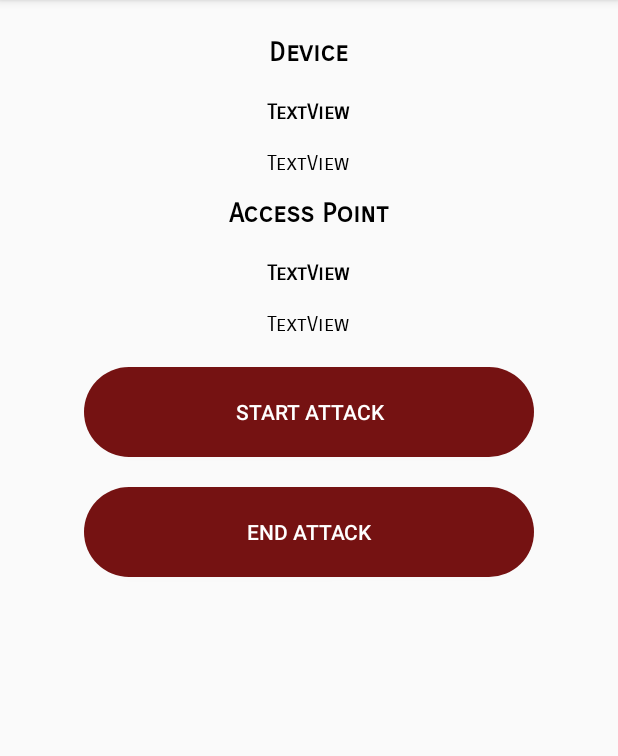
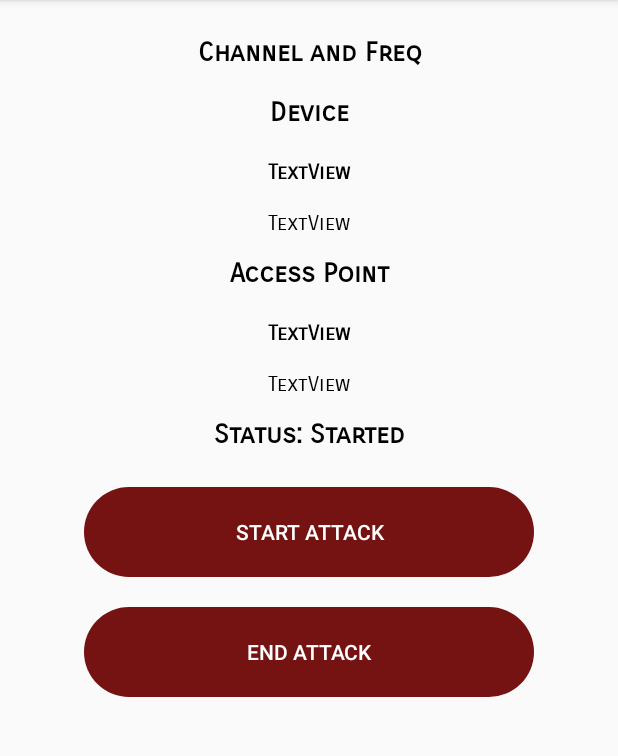
Before and after one commit to miko083/WiFiRemoteController, an Android app: the AttackToggle screen opened directly, with no data from a screen before it, after a tap on "START ATTACK", on a phone screen of 412 x 824 dp, the part 84-840 px from its top. Run offline under Robolectric (Android 15) with nearby library versions, the phone set to English and light mode, and no system bars; 11 statements that could not run were skipped.

Commit message:
Added status of attack

```diff
--- a/app/src/main/java/com/example/kn_project_app/AttackToggle.java
+++ b/app/src/main/java/com/example/kn_project_app/AttackToggle.java
@@ -26,6 +26,8 @@ public class AttackToggle extends AppCompatActivity implements MyCallback {
     TextView macAddressAccessPoint;
     Button startAttack;
     Button endAttack;
+    TextView channelAndFreq;
+    TextView status;
 
     private boolean mShouldUnbind;
     private SshOperations mBoundService;
@@ -53,24 +55,29 @@ public class AttackToggle extends AppCompatActivity implements MyCallback {
         startAttack = findViewById(R.id.start);
         endAttack = findViewById(R.id.end);
 
+        channelAndFreq = findViewById(R.id.channelAndFreq);
+        status = findViewById(R.id.statusOfAttack);
+
         nameDevice.setText(device.getName());
         macAddressDevice.setText(device.getMacAddress());
 
         nameAccessPoint.setText(accessPoint.getName());
         macAddressAccessPoint.setText(accessPoint.getMacAddress());
 
+        channelAndFreq.setText("Channel: " + device.getChannel() + " Freq: " + device.getFreqmhz());
+
         startAttack.setOnClickListener(new View.OnClickListener() {
             @Override
             public void onClick(View v) {
                 Log.d("WALACH","KLIKNIETO");
-                new executeCommand(AttackToggle.this, "touch WatykanskiAtak","ATAK PAPIEZA").execute();
+                new executeCommand(AttackToggle.this, "touch WatykanskiAtak","ATAK PAPIEZA", "Started").execute();
             }
         });
 
         endAttack.setOnClickListener(new View.OnClickListener() {
             @Override
             public void onClick(View v) {
-                new executeCommand(AttackToggle.this,"rm WatykanskiAtak","Zakonczono atak").execute();
+                new executeCommand(AttackToggle.this,"rm WatykanskiAtak","Zakonczono atak","Ended").execute();
             }
         });
 
@@ -87,7 +94,9 @@ public class AttackToggle extends AppCompatActivity implements MyCallback {
     // ---------------------------------------
 
     public void changeAWSStatus(String text) {}
-    public void updateText(String text){}
+    public void updateText(String text){
+        status.setText("Status: " + text);
+    }
 
     // ---------------------------------------
     // ------ CONNECT TO SSH OPERATIONS ------
@@ -134,14 +143,17 @@ public class AttackToggle extends AppCompatActivity implements MyCallback {
         MyCallback mainActivity;
         String command;
         String toastText;
-        executeCommand (MyCallback mainActivity, String command, String toastText){
+        String stringToStatus;
+        executeCommand (MyCallback mainActivity, String command, String toastText, String stringToStatus){
             this.mainActivity = mainActivity;
             this.command = command;
             this.toastText = toastText;
+            this.stringToStatus = stringToStatus;
         }
         @Override
         protected Void doInBackground(Integer... params) {
             mBoundService.sendCommandToAWS(command);
+            mainActivity.updateText(stringToStatus);
             handler.post(new Runnable() {
                 @Override
                 public void run() {
--- a/app/src/main/res/layout/activity_attack_toggle.xml
+++ b/app/src/main/res/layout/activity_attack_toggle.xml
@@ -10,8 +10,21 @@
     android:orientation="vertical">
 
     <TextView
+        android:id="@+id/channelAndFreq"
+        android:layout_width="match_parent"
+        android:layout_height="30dp"
+        android:fontFamily="sans-serif-smallcaps"
+        android:layout_marginBottom="10dp"
+        android:text="Channel and Freq"
+        android:layout_gravity="center"
+        android:gravity="center"
+        android:textColor="#000000"
+        android:textSize="18sp"
+        android:textStyle="bold" />
+
+    <TextView
         android:id="@+id/deviceInfo"
-        android:layout_width="150dp"
+        android:layout_width="match_parent"
         android:layout_height="30dp"
         android:fontFamily="sans-serif-smallcaps"
         android:text="Device"
@@ -23,7 +36,7 @@
 
     <TextView
         android:id="@+id/name"
-        android:layout_width="150dp"
+        android:layout_width="match_parent"
         android:layout_height="50dp"
         android:fontFamily="sans-serif-smallcaps"
         android:text="TextView"
@@ -35,7 +48,7 @@
 
     <TextView
         android:id="@+id/macAddress"
-        android:layout_width="wrap_content"
+        android:layout_width="match_parent"
         android:layout_height="wrap_content"
         android:layout_marginBottom="10dp"
         android:layout_gravity="center"
@@ -46,7 +59,7 @@
 
     <TextView
         android:id="@+id/accessPointInfo"
-        android:layout_width="150dp"
+        android:layout_width="match_parent"
         android:layout_height="30dp"
         android:fontFamily="sans-serif-smallcaps"
         android:text="Access Point"
@@ -58,7 +71,7 @@
 
     <TextView
         android:id="@+id/nameAccessPoint"
-        android:layout_width="150dp"
+        android:layout_width="match_parent"
         android:layout_height="50dp"
         android:fontFamily="sans-serif-smallcaps"
         android:text="TextView"
@@ -70,13 +83,26 @@
 
     <TextView
         android:id="@+id/macAddressAccessPoint"
-        android:layout_width="wrap_content"
+        android:layout_width="match_parent"
         android:layout_height="wrap_content"
         android:layout_gravity="center"
         android:gravity="center"
         android:fontFamily="sans-serif-smallcaps"
         android:text="TextView"
         android:textColor="#000000" />
+
+    <TextView
+        android:id="@+id/statusOfAttack"
+        android:layout_marginTop="10dp"
+        android:layout_width="match_parent"
+        android:layout_height="30dp"
+        android:fontFamily="sans-serif-smallcaps"
+        android:text="status"
+        android:layout_gravity="center"
+        android:gravity="center"
+        android:textColor="#000000"
+        android:textSize="18sp"
+        android:textStyle="bold" />
 
 
     <Button
@@ -102,5 +128,4 @@
         />
 
 
-
 </LinearLayout>
```
